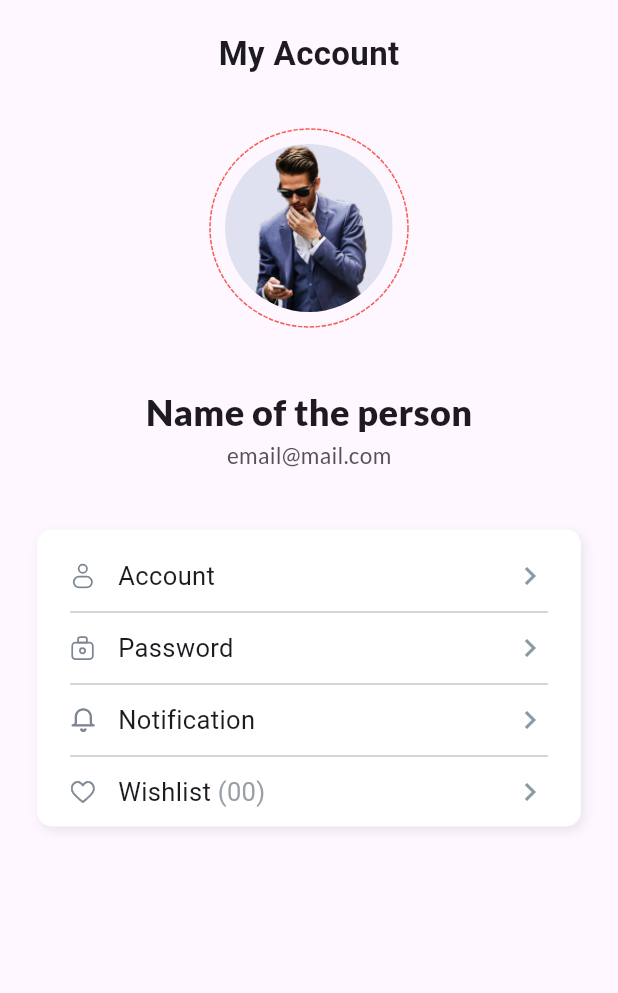
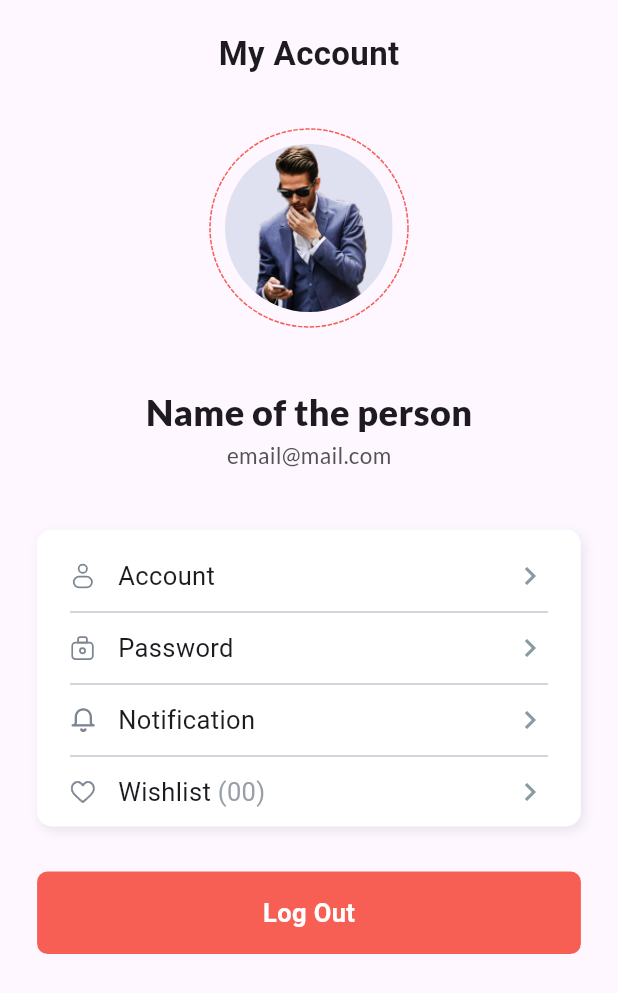
Before and after one commit to dv-mahbub/dokan, a Flutter app: the Profile widget shown alone on an empty page, opened directly, on a phone screen of 412 x 824 dp. Shown: the top 993 px of the screen. Run offline on Flutter 3.47's test engine with Material 3 defaults, Android fonts, the phone set to English and light mode, and no system bars; drawn by our look-alikes of dotted_border; our stand-ins replace flutter_rating_bar, flutter_screenutil, flutter_svg, gap, google_fonts.

Commit message:
log out button added

```diff
--- a/lib/views/dashboard/profile.dart
+++ b/lib/views/dashboard/profile.dart
@@ -69,6 +69,12 @@ class _ProfileState extends State<Profile> {
               ),
               const Gap(40),
               optionsList(),
+              const Gap(30),
+              CustomButton(
+                text: 'Log Out',
+                onTap: () {},
+                width: .88.sw,
+              ),
               const Gap(35),
             ],
           ),
@@ -231,10 +237,12 @@ class _ProfileState extends State<Profile> {
               ),
             ),
             const Spacer(),
-            const Icon(
-              Icons.keyboard_arrow_right,
+            Icon(
+              isExpanded
+                  ? Icons.keyboard_arrow_down
+                  : Icons.keyboard_arrow_right,
               // size: 12,
-              color: Color(0xff899AA2),
+              color: const Color(0xff899AA2),
             ),
           ],
         ),
```
